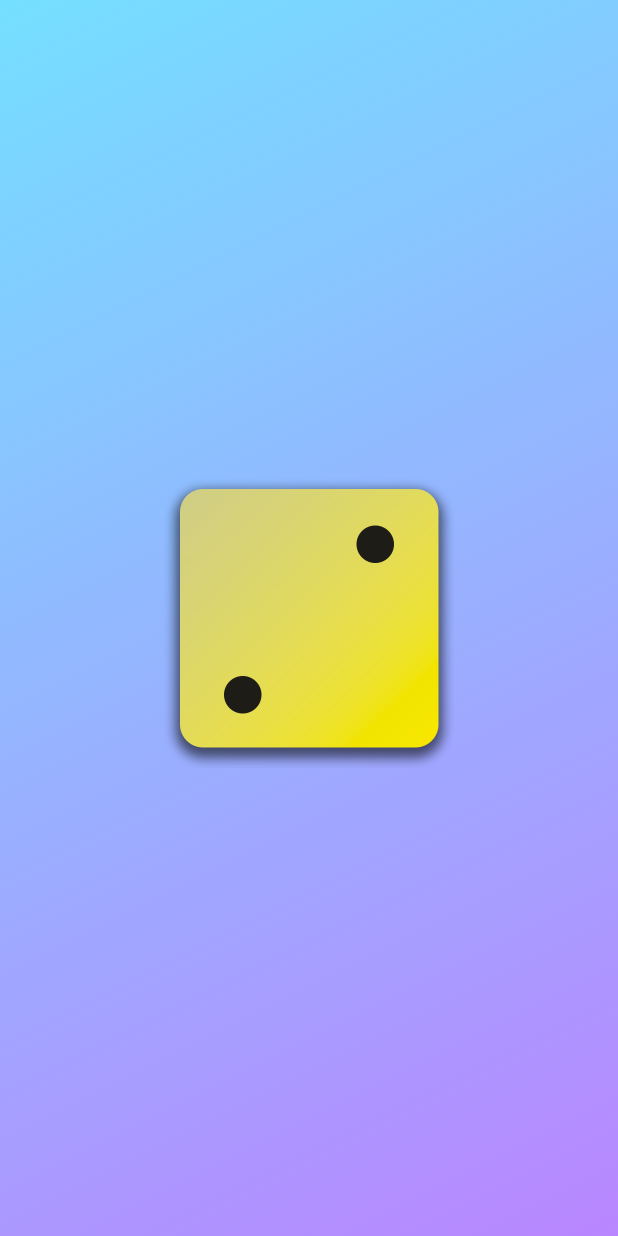
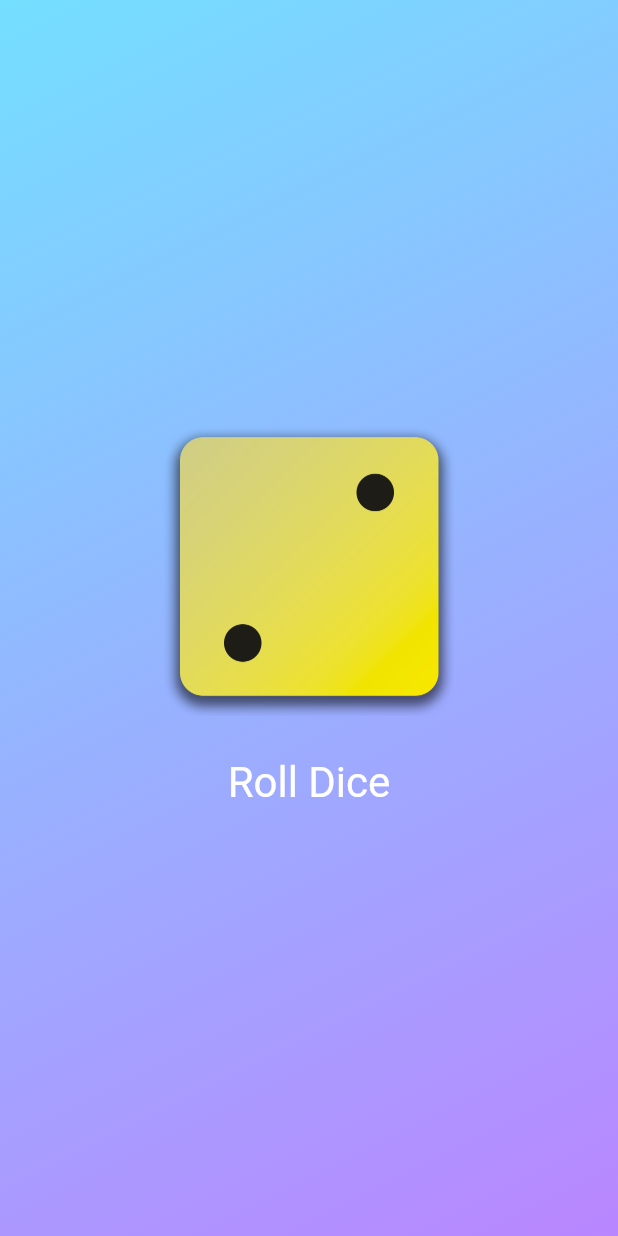
Before and after one commit to LarryF94046034/projectRollDiceApp, a Flutter app: the screen it shows after launch, on a phone screen of 412 x 824 dp. Run offline on Flutter 3.47's test engine with Material 3 defaults, Android fonts, the phone set to English and light mode, and no system bars.

Commit message:
12 Styling Buttons
Column包Image跟TextButtton

```diff
--- a/lib/gradient_container.dart
+++ b/lib/gradient_container.dart
@@ -15,6 +15,10 @@ class GradientContainer extends StatelessWidget {
   final Color color1;
   final Color color2;
 
+  void rollDice() {
+    // ...
+  }
+
   @override
   Widget build(context) {
     return Container(
@@ -25,7 +29,26 @@ class GradientContainer extends StatelessWidget {
           end: endAlignment,
         ),
       ),
-      child: Center(child: Image.asset('assets/images/dice-2.png', width: 200)),
+      child: Center(
+        child: Column(
+          mainAxisSize: MainAxisSize.min,
+          children: [
+            Image.asset('assets/images/dice-2.png', width: 200),
+            const SizedBox(height: 20),
+            TextButton(
+              onPressed: rollDice,
+              style: TextButton.styleFrom(
+                // padding: const EdgeInsets.only(
+                //   top: 20,
+                // ),
+                foregroundColor: Colors.white,
+                textStyle: const TextStyle(fontSize: 28),
+              ),
+              child: const Text('Roll Dice'),
+            ),
+          ],
+        ),
+      ),
     );
   }
 }
```
